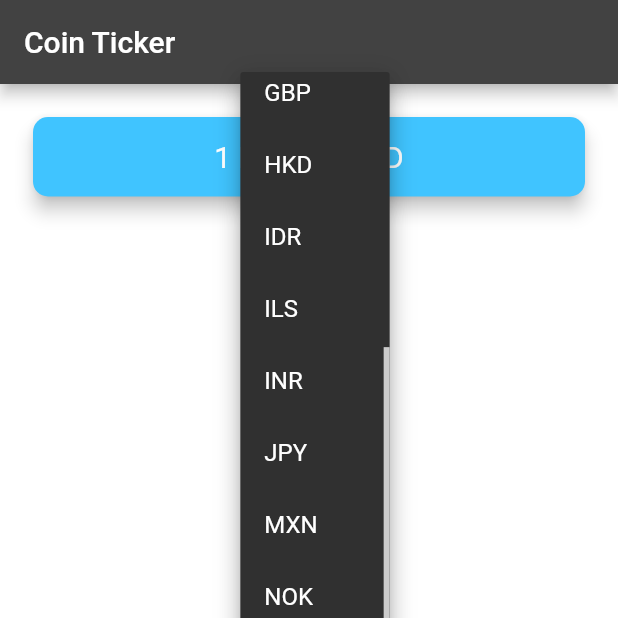
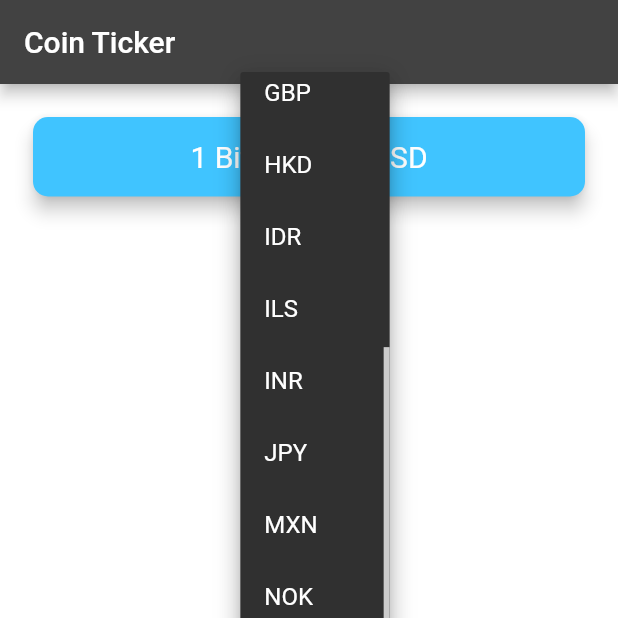
Before and after one commit to Reisuke1231/bitcoin_ticker, a Flutter app: the screen it shows after launch, after a tap on "USD", on a phone screen of 412 x 824 dp, the top half of it. Run offline on Flutter 3.47's test engine with Material 2 defaults, Android fonts, the phone set to English and light mode, and no system bars; network calls fail.

```diff
--- a/lib/main.dart
+++ b/lib/main.dart
@@ -1,4 +1,4 @@
-import 'package:bitcoin_ticker/price_screen.dart';
+import 'package:bitcoin_ticker/screens/price_screen.dart';
 import 'package:flutter/material.dart';
 
 void main() {
--- a/lib/price_screen.dart
+++ b/lib/screens/price_screen.dart
@@ -1,19 +1,45 @@
 import 'dart:io' show Platform;
 
+import 'package:bitcoin_ticker/services/exchange_model.dart';
+import 'package:bitcoin_ticker/utilities/coin_dart.dart';
 import 'package:flutter/cupertino.dart';
 import 'package:flutter/material.dart';
 
-import 'coin_dart.dart';
-
 class PriceScreen extends StatefulWidget {
-  const PriceScreen({Key? key}) : super(key: key);
-
   @override
   _PriceScreenState createState() => _PriceScreenState();
 }
 
 class _PriceScreenState extends State<PriceScreen> {
-  String selectedCurrency = 'USD';
+  String selectedCoin = 'Bitcoin';
+  String selectedFiat = 'USD';
+  String coinPrice = '---';
+
+  ExchangeModel exchangeModel = ExchangeModel();
+
+  initState() {
+    super.initState();
+
+    setState(() {
+      setCoinPrice(selectedCoin, selectedFiat);
+    });
+  }
+
+  Future<void> setCoinPrice(String selectedCoin, String selectedFiat) async {
+    dynamic cryptoCurrencyData =
+        await exchangeModel.getCoinFiatData(selectedCoin, selectedFiat);
+
+    print('cryptoCurrencyData: $cryptoCurrencyData');
+
+    var tmpCoinPrice = cryptoCurrencyData[selectedCoin.toLowerCase()]
+        [selectedFiat.toLowerCase()];
+
+    setState(() {
+      coinPrice = tmpCoinPrice.toString();
+
+      print('COIN PRICE: $coinPrice');
+    });
+  }
 
   DropdownButton<String> androidDropdown() {
     List<DropdownMenuItem<String>> dropdownItemList = [];
@@ -27,11 +53,12 @@ class _PriceScreenState extends State<PriceScreen> {
     }
 
     return DropdownButton<String>(
-      value: selectedCurrency,
+      value: selectedFiat,
       items: dropdownItemList,
       onChanged: (value) {
         setState(() {
-          selectedCurrency = value!;
+          selectedFiat = value!;
+          setCoinPrice(selectedCoin, selectedFiat);
         });
       },
     );
@@ -76,7 +103,7 @@ class _PriceScreenState extends State<PriceScreen> {
                 padding: const EdgeInsets.symmetric(
                     vertical: 15.0, horizontal: 28.0),
                 child: Text(
-                  '1 BTC = ? USD',
+                  '1 $selectedCoin = $coinPrice $selectedFiat',
                   textAlign: TextAlign.center,
                   style: TextStyle(
                     fontSize: 20.0,
--- /dev/null
+++ b/lib/services/exchange_model.dart
@@ -0,0 +1,17 @@
+import 'package:bitcoin_ticker/services/networking.dart';
+
+class ExchangeModel {
+  Future<dynamic> getCoinFiatData(String coin_id, String fiat) async {
+    Uri url = Uri.http('api.coingecko.com', '/api/v3/simple/price', {
+      'ids': coin_id.toLowerCase(),
+      'vs_currencies': fiat.toLowerCase(),
+    });
+
+    print('URL:: $url');
+    Networking networking = Networking(url: url);
+
+    var symbolFiatData = await networking.getData();
+    print('SymbolFiatData: $symbolFiatData');
+    return symbolFiatData;
+  }
+}
--- /dev/null
+++ b/lib/services/networking.dart
@@ -0,0 +1,21 @@
+import 'dart:convert';
+
+import 'package:http/http.dart' as http;
+
+class Networking {
+  Networking({required this.url});
+
+  final Uri url;
+
+  Future getData() async {
+    http.Response response = await http.get(url);
+
+    if (response.statusCode == 200) {
+      String data = response.body;
+
+      return jsonDecode(data);
+    } else {
+      print(response.statusCode);
+    }
+  }
+}
```
Also changed, not shown: lib/utilities/coin_dart.dart (renamed from lib/coin_dart.dart, +8 -8 lines), pubspec.yaml (+1 -63 lines), pubspec.lock.
